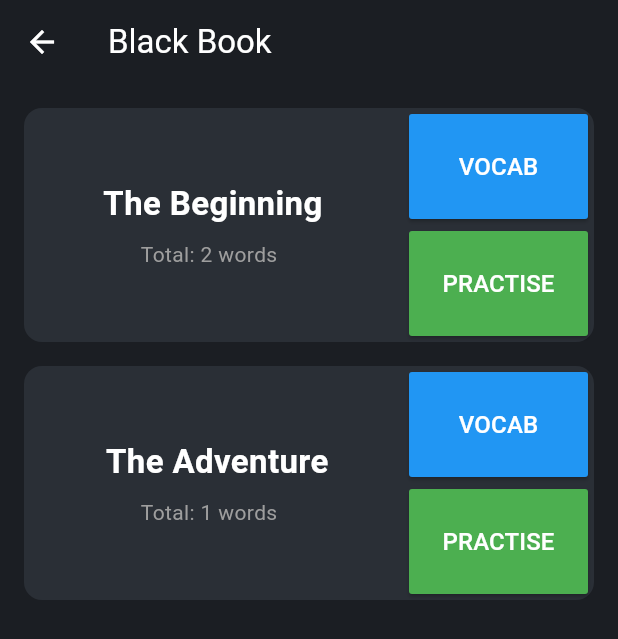
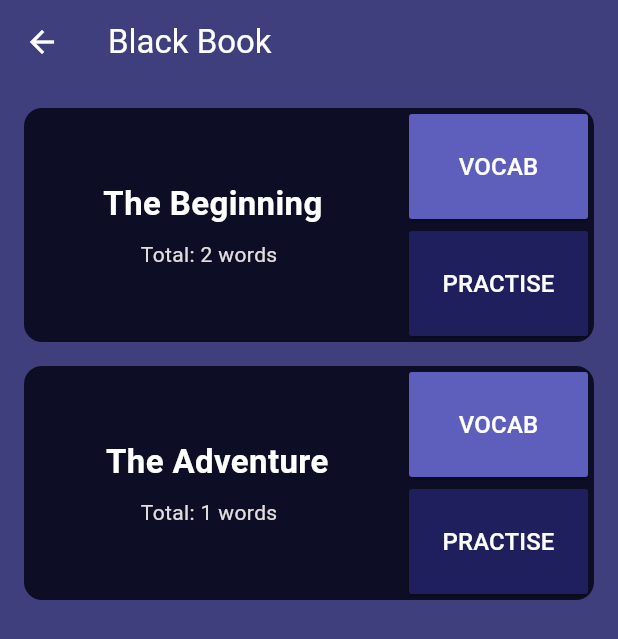
Before and after one commit to 256bitguy/penverse-app, a Flutter app: the BookDetailScreen screen opened directly with sample values from the repository, on a phone screen of 412 x 824 dp. Shown: the top 639 px of the screen. Run offline on Flutter 3.47's test engine with Material 3 defaults, Android fonts, the light colour scheme and no system bars; our stand-ins replace file_picker, shared_preferences; accounts and stored records are empty.

Commit message:
vocab pages

```diff
--- a/lib/core/theme/app_theme.dart
+++ b/lib/core/theme/app_theme.dart
@@ -1,16 +1,16 @@
 import 'package:flutter/material.dart';
 
 class AppTheme {
-  static const Color primaryColor = Color(0xFF40916C);
-  static const Color darkBackground = Color(0xFF0A1929);
+  static const Color primaryColor = Color(0xFF0D0D25);
+  static const Color darkBackground = Color(0xFF3F3F7D);
 
   static ThemeData lightTheme = ThemeData(
     primaryColor: primaryColor,
     scaffoldBackgroundColor: darkBackground,
-    colorScheme: const ColorScheme.dark(
+    colorScheme: ColorScheme.dark(
       primary: primaryColor,
       secondary: Colors.white,
-      surface: darkBackground,
+      background: darkBackground,
     ),
     textTheme: const TextTheme(
       displayLarge: TextStyle(
--- a/lib/features/Vocabulary/screens/book/book_detail_screen.dart
+++ b/lib/features/Vocabulary/screens/book/book_detail_screen.dart
@@ -10,10 +10,10 @@ class BookDetailScreen extends StatelessWidget {
   @override
   Widget build(BuildContext context) {
     return Scaffold(
-      backgroundColor: const Color(0xFF1B1E23),
+      backgroundColor: const Color(0xFF3F3F7D),
       appBar: AppBar(
 
-        backgroundColor: const Color(0xFF1B1E23),
+        backgroundColor: const Color(0xFF3F3F7D),
         title: Text(
           book.title,
           style: const TextStyle(color: Colors.white, fontSize: 22,),
@@ -29,7 +29,7 @@ class BookDetailScreen extends StatelessWidget {
             margin: const EdgeInsets.only(bottom: 16),
             padding: const EdgeInsets.all(4),
             decoration: BoxDecoration(
-              color: const Color(0xFF2A2F36),
+              color: const Color(0xFF0D0D25),
               borderRadius: BorderRadius.circular(12),
             ),
             child: Row(
@@ -52,7 +52,7 @@ class BookDetailScreen extends StatelessWidget {
                       Text(
                         "Total: ${chapter.vocabWords.length} words",
                         style: const TextStyle(
-                          color: Colors.grey,
+                          color: Color.fromARGB(255, 228, 221, 221),
                           fontSize: 14,
                         ),
                       ),
@@ -69,7 +69,7 @@ class BookDetailScreen extends StatelessWidget {
                     children: [
                       ElevatedButton(
                         style: ElevatedButton.styleFrom(
-                          backgroundColor: Colors.blue,
+                          backgroundColor: const Color(0xFF5E5EBC),
                           minimumSize: const Size.fromHeight(70),
                           shape: RoundedRectangleBorder(
                             borderRadius: BorderRadius.circular(2),
@@ -88,7 +88,7 @@ class BookDetailScreen extends StatelessWidget {
                       const SizedBox(height: 8),
                       ElevatedButton(
                         style: ElevatedButton.styleFrom(
-                          backgroundColor: Colors.green,
+                          backgroundColor: const Color(0xFF1F1F5D),
                           minimumSize: const Size.fromHeight(70),
                           shape: RoundedRectangleBorder(
                             borderRadius: BorderRadius.circular(2),
--- a/lib/features/Vocabulary/screens/exercises/vocab_word_screen.dart
+++ b/lib/features/Vocabulary/screens/exercises/vocab_word_screen.dart
@@ -24,6 +24,7 @@ class VocabWordDetailScreen extends StatelessWidget {
           crossAxisAlignment: CrossAxisAlignment.start,
           children: [
             // Image
+            if (vocabWord.imageUrl != null)
               ClipRRect(
                 borderRadius: BorderRadius.circular(12),
                 child: Image.network(
--- a/lib/features/auth/presentation/screens/create_account_screen.dart
+++ b/lib/features/auth/presentation/screens/create_account_screen.dart
@@ -19,7 +19,7 @@ class _CreateAccountScreenState extends State<CreateAccountScreen> {
   final _usernameController = TextEditingController();
   bool _isPasswordVisible = false;
   bool _isLoading = false;
-  final List<bool> _passwordCriteria = List.filled(3, false);
+  List<bool> _passwordCriteria = List.filled(3, false);
 
   @override
   void dispose() {
@@ -125,7 +125,7 @@ class _CreateAccountScreenState extends State<CreateAccountScreen> {
   @override
   Widget build(BuildContext context) {
     return Scaffold(
-      backgroundColor: Theme.of(context).colorScheme.surface,
+      backgroundColor: Theme.of(context).colorScheme.background,
       appBar: AppBar(
         backgroundColor: Colors.transparent,
         leading: IconButton(
--- a/lib/features/auth/presentation/screens/forgot_password_screen.dart
+++ b/lib/features/auth/presentation/screens/forgot_password_screen.dart
@@ -36,7 +36,7 @@ class _ForgotPasswordScreenState extends State<ForgotPasswordScreen> {
   @override
   Widget build(BuildContext context) {
     return Scaffold(
-      backgroundColor: Theme.of(context).colorScheme.surface,
+      backgroundColor: Theme.of(context).colorScheme.background,
       appBar: AppBar(
         backgroundColor: Colors.transparent,
         leading: IconButton(
--- a/lib/features/auth/presentation/screens/login_screen.dart
+++ b/lib/features/auth/presentation/screens/login_screen.dart
@@ -69,7 +69,7 @@ class _LoginScreenState extends State<LoginScreen> {
   @override
   Widget build(BuildContext context) {
     return Scaffold(
-      backgroundColor: Theme.of(context).colorScheme.surface,
+      backgroundColor: Theme.of(context).colorScheme.background,
       appBar: AppBar(
         backgroundColor: Colors.transparent,
         leading: IconButton(
--- a/lib/features/auth/presentation/screens/reset_password_screen.dart
+++ b/lib/features/auth/presentation/screens/reset_password_screen.dart
@@ -23,7 +23,7 @@ class _ResetPasswordScreenState extends State<ResetPasswordScreen> {
       List.generate(4, (index) => TextEditingController());
   final _newPasswordController = TextEditingController();
   bool _isPasswordVisible = false;
-  final List<bool> _passwordCriteria = List.filled(3, false);
+  List<bool> _passwordCriteria = List.filled(3, false);
   bool _isVerified = false;
 
   @override
@@ -144,7 +144,7 @@ class _ResetPasswordScreenState extends State<ResetPasswordScreen> {
   @override
   Widget build(BuildContext context) {
     return Scaffold(
-      backgroundColor: Theme.of(context).colorScheme.surface,
+      backgroundColor: Theme.of(context).colorScheme.background,
       appBar: AppBar(
         backgroundColor: Colors.transparent,
         leading: IconButton(
--- a/lib/features/auth/presentation/screens/success_screen.dart
+++ b/lib/features/auth/presentation/screens/success_screen.dart
@@ -18,7 +18,7 @@ class SuccessScreen extends StatelessWidget {
   @override
   Widget build(BuildContext context) {
     return Scaffold(
-      backgroundColor: Theme.of(context).colorScheme.surface,
+      backgroundColor: Theme.of(context).colorScheme.background,
       body: SafeArea(
         child: Center(
           child: SingleChildScrollView(
--- a/lib/features/auth/presentation/screens/verification_screen.dart
+++ b/lib/features/auth/presentation/screens/verification_screen.dart
@@ -64,7 +64,7 @@ class _VerificationScreenState extends State<VerificationScreen> {
   @override
   Widget build(BuildContext context) {
     return Scaffold(
-      backgroundColor: Theme.of(context).colorScheme.surface,
+      backgroundColor: Theme.of(context).colorScheme.background,
       appBar: AppBar(
         backgroundColor: Colors.transparent,
         leading: IconButton(
--- a/lib/features/home/presentation/screens/home_screen.dart
+++ b/lib/features/home/presentation/screens/home_screen.dart
@@ -19,7 +19,7 @@ class _HomeScreenState extends State<HomeScreen> {
 
   Widget _buildContent() {
     return Container(
-      color: const Color(0xFF0D1117),
+      color: const Color(0xFF0D0D25),
       child: _getTabView(),
     );
   }
--- a/lib/features/home/presentation/widgets/mobile_navigation.dart
+++ b/lib/features/home/presentation/widgets/mobile_navigation.dart
@@ -126,7 +126,7 @@ class _CreateButton extends StatelessWidget {
           shape: BoxShape.circle,
           color: Theme.of(context).primaryColor,
         ),
-        child: const Icon(
+        child: Icon(
           Icons.add,
           color: Colors.white,
           size: 32,
--- a/lib/features/onboarding/presentation/screens/onboarding_screen.dart
+++ b/lib/features/onboarding/presentation/screens/onboarding_screen.dart
@@ -153,7 +153,7 @@ class _OnboardingScreenState extends State<OnboardingScreen> {
     final isDesktop = ResponsiveUtils.isDesktop(context);
 
     return Scaffold(
-      backgroundColor: Theme.of(context).colorScheme.surface,
+      backgroundColor: Theme.of(context).colorScheme.background,
       body: SafeArea(
         child: Column(
           children: [
--- a/lib/features/post/presentation/screens/create_post_screen.dart
+++ b/lib/features/post/presentation/screens/create_post_screen.dart
@@ -65,7 +65,7 @@ class _CreatePostScreenState extends State<CreatePostScreen> {
           ),
         ],
       ),
-      body: const Column(
+      body: Column(
       ),
       bottomNavigationBar: Container(
         padding: const EdgeInsets.all(16),
```
Also changed, not shown: lib/features/Vocabulary/screens/chapter/chapter_list_screen.dart (+7 -6 lines), 1 other file. Lines whose indentation alone changed are shown as unchanged.
